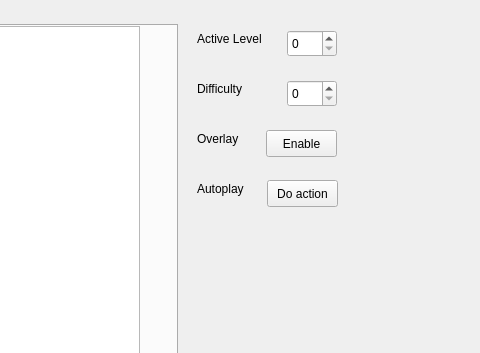
This is mainwindow.ui in michielskobe/advanced-programming-techniques-final-project as Qt 5 draws it before an edit; both pictures show x 633 to 1113 and y 0 to 353 of the 1113 by 906 pixel window. The edited form follows.
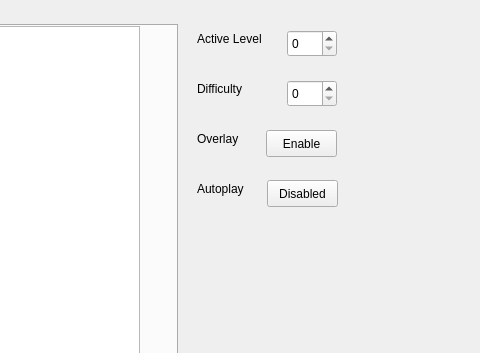
This is the edited form.

```diff
--- a/mainwindow.ui
+++ b/mainwindow.ui
@@ -312,7 +312,7 @@
      </rect>
     </property>
     <property name="text">
-     <string>Do action</string>
+     <string>Disabled</string>
     </property>
    </widget>
   </widget>
```
